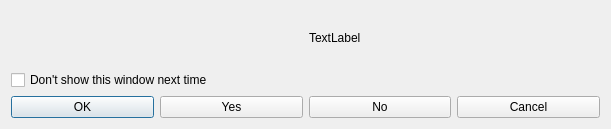
Qt form src/GrumpyIRC/messagebox.ui (grumpy-irc/grumpy) before a commit.
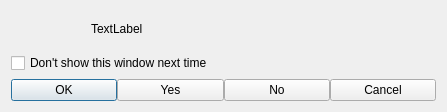
The same form after that commit.

Diff of the .ui file:
```diff
--- a/src/GrumpyIRC/messagebox.ui
+++ b/src/GrumpyIRC/messagebox.ui
@@ -6,8 +6,8 @@
    <rect>
     <x>0</x>
     <y>0</y>
-    <width>611</width>
-    <height>129</height>
+    <width>447</width>
+    <height>112</height>
    </rect>
   </property>
   <property name="windowTitle">
@@ -16,8 +16,17 @@
   <layout class="QVBoxLayout" name="verticalLayout">
    <item>
     <layout class="QHBoxLayout" name="horizontalLayout">
+     <property name="spacing">
+      <number>0</number>
+     </property>
      <item>
       <widget class="QLabel" name="label_2">
+       <property name="maximumSize">
+        <size>
+         <width>80</width>
+         <height>16777215</height>
+        </size>
+       </property>
        <property name="text">
         <string/>
        </property>
@@ -41,6 +50,9 @@
    </item>
    <item>
     <layout class="QHBoxLayout" name="horizontalLayout_2">
+     <property name="spacing">
+      <number>0</number>
+     </property>
      <item>
       <widget class="QPushButton" name="pushButton_2">
        <property name="text">
```
Left out of the diff: 8 changed lines with no effect on the pictures.
